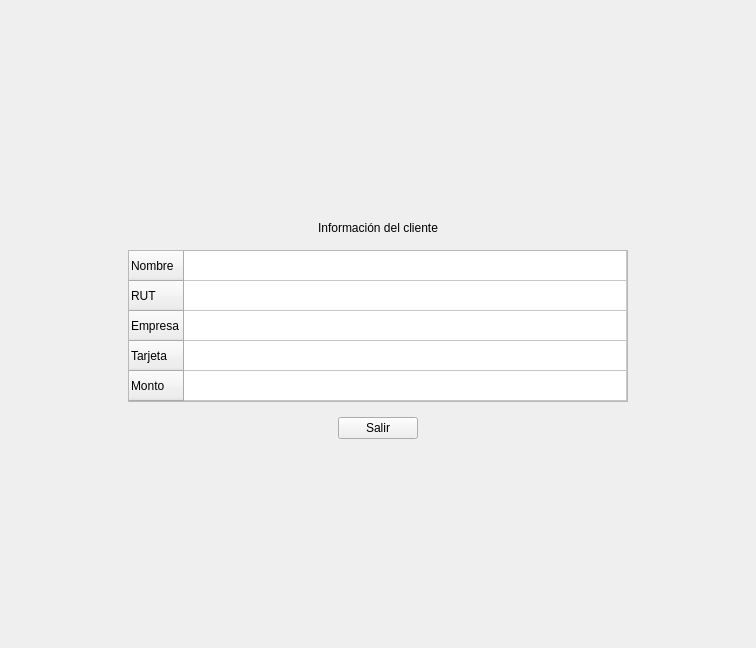
Old version of the form uis/client_info.ui in the repository rafafdz/RomanaSoftware.
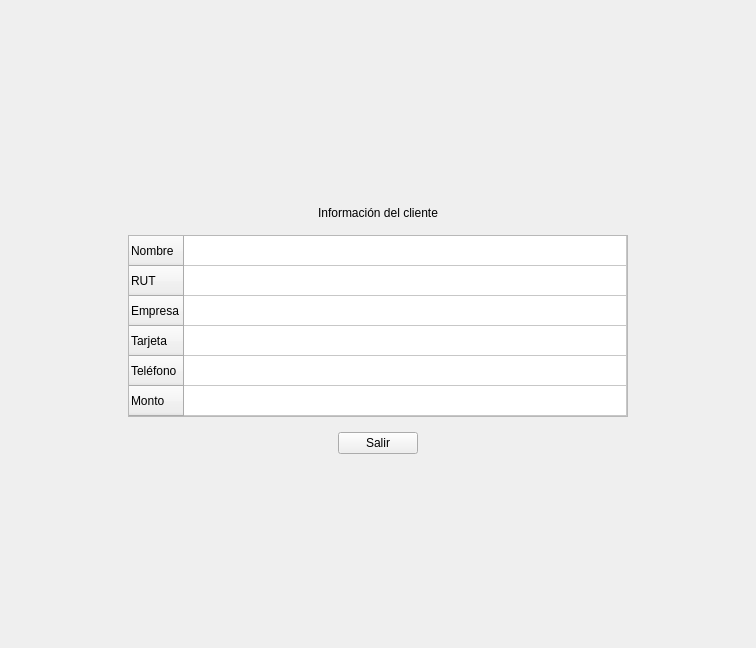
New version of the form.

The edit to the form file:
```diff
--- a/uis/client_info.ui
+++ b/uis/client_info.ui
@@ -143,6 +143,11 @@
           <string>Tarjeta</string>
          </property>
         </row>
+        <row>
+         <property name="text">
+          <string>Teléfono</string>
+         </property>
+        </row>
         <row>
          <property name="text">
           <string>Monto</string>
```
Left out of the diff: 9 changed lines with no effect on the pictures.
